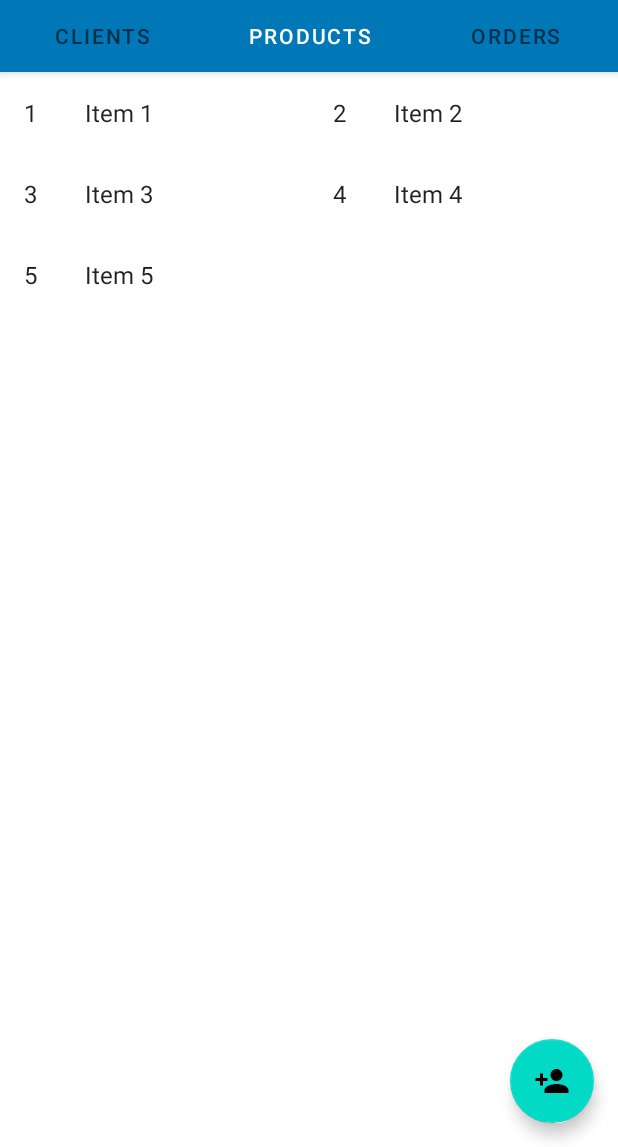
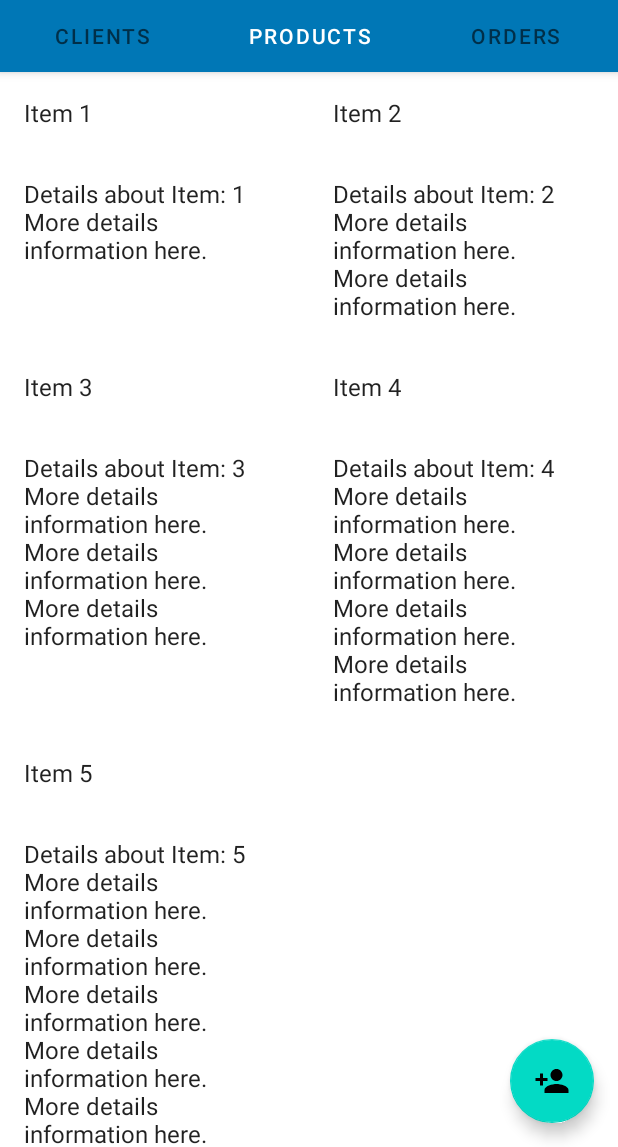
Before and after one commit to tomgreef/H2O-contacts-products-app, an Android app: the screen it shows after launch (MainActivity), tab 2 chosen, on a phone screen of 412 x 824 dp, the part 89-1236 px from its top. Run offline under Robolectric (Android 15) with nearby library versions, the phone set to English and light mode, and no system bars.

```diff
--- a/App/app/src/main/java/com/example/app/fragments/Clases/ProductContent.java
+++ b/App/app/src/main/java/com/example/app/fragments/Clases/ProductContent.java
@@ -16,12 +16,12 @@ public class ProductContent {
     /**
      * An array of sample (dummy) items.
      */
-    public static final List<DummyItem> ITEMS = new ArrayList<DummyItem>();
+    public static final List<ProductItem> ITEMS = new ArrayList<ProductItem>();
 
     /**
      * A map of sample (dummy) items, by ID.
      */
-    public static final Map<String, DummyItem> ITEM_MAP = new HashMap<String, DummyItem>();
+    public static final Map<String, ProductItem> ITEM_MAP = new HashMap<String, ProductItem>();
 
     private static final int COUNT = 5;
 
@@ -32,13 +32,13 @@ public class ProductContent {
         }
     }
 
-    public static void addItem(DummyItem item) {
+    public static void addItem(ProductItem item) {
         ITEMS.add(item);
         ITEM_MAP.put(item.id, item);
     }
 
-    private static DummyItem createDummyItem(int position) {
-        return new DummyItem(String.valueOf(position), "Item " + position, makeDetails(position));
+    private static ProductItem createDummyItem(int position) {
+        return new ProductItem(String.valueOf(position), "Item " + position, makeDetails(position));
     }
 
     private static String makeDetails(int position) {
@@ -53,20 +53,20 @@ public class ProductContent {
     /**
      * A dummy item representing a piece of content.
      */
-    public static class DummyItem {
+    public static class ProductItem {
         public final String id;
-        public final String content;
-        public final String details;
+        public final String nombre;
+        public final String precio;
 
-        public DummyItem(String id, String content, String details) {
+        public ProductItem(String id, String content, String details) {
             this.id = id;
-            this.content = content;
-            this.details = details;
+            this.nombre = content;
+            this.precio = details;
         }
 
         @Override
         public String toString() {
-            return content;
+            return nombre;
         }
     }
 }
--- a/App/app/src/main/java/com/example/app/fragments/MyClientsRecyclerViewAdapter.java
+++ b/App/app/src/main/java/com/example/app/fragments/MyClientsRecyclerViewAdapter.java
@@ -39,7 +39,7 @@ public class MyClientsRecyclerViewAdapter extends RecyclerView.Adapter<MyClients
     @Override
     public void onBindViewHolder(final ViewHolder holder, int position) {
         holder.mItem = mValues.get(position);
-        holder.mIdView.setText(mValues.get(position).id);
+        //holder.mIdView.setText(mValues.get(position).id);
         holder.mContentView.setText(mValues.get(position).name);
     }
 
@@ -59,8 +59,8 @@ public class MyClientsRecyclerViewAdapter extends RecyclerView.Adapter<MyClients
         public ViewHolder(View view, OnClientListenser onClientListener) {
             super(view);
             mView = view;
-            mIdView = (TextView) view.findViewById(R.id.item_number);
-            mContentView = (TextView) view.findViewById(R.id.content);
+            mIdView = (TextView) view.findViewById(R.id.producto_nombre);
+            mContentView = (TextView) view.findViewById(R.id.producto_precio);
 
             this.onClientListener = onClientListener;
             itemView.setOnClickListener(this);
--- a/App/app/src/main/java/com/example/app/fragments/MyOrdersRecyclerViewAdapter.java
+++ b/App/app/src/main/java/com/example/app/fragments/MyOrdersRecyclerViewAdapter.java
@@ -52,8 +52,8 @@ public class MyOrdersRecyclerViewAdapter extends RecyclerView.Adapter<MyOrdersRe
         public ViewHolder(View view) {
             super(view);
             mView = view;
-            mIdView = (TextView) view.findViewById(R.id.item_number);
-            mContentView = (TextView) view.findViewById(R.id.content);
+            mIdView = (TextView) view.findViewById(R.id.producto_nombre);
+            mContentView = (TextView) view.findViewById(R.id.producto_precio);
         }
 
         @Override
--- a/App/app/src/main/java/com/example/app/fragments/MyProductsRecyclerViewAdapter.java
+++ b/App/app/src/main/java/com/example/app/fragments/MyProductsRecyclerViewAdapter.java
@@ -8,19 +8,19 @@ import android.view.ViewGroup;
 import android.widget.TextView;
 
 import com.example.app.R;
-import com.example.app.fragments.Clases.ProductContent.DummyItem;
+import com.example.app.fragments.Clases.ProductContent.ProductItem;
 
 import java.util.List;
 
 /**
- * {@link RecyclerView.Adapter} that can display a {@link DummyItem}.
+ * {@link RecyclerView.Adapter} that can display a {@link ProductItem}.
  * TODO: Replace the implementation with code for your data type.
  */
 public class MyProductsRecyclerViewAdapter extends RecyclerView.Adapter<MyProductsRecyclerViewAdapter.ViewHolder> {
 
-    private final List<DummyItem> mValues;
+    private final List<ProductItem> mValues;
 
-    public MyProductsRecyclerViewAdapter(List<DummyItem> items) {
+    public MyProductsRecyclerViewAdapter(List<ProductItem> items) {
         mValues = items;
     }
 
@@ -34,8 +34,8 @@ public class MyProductsRecyclerViewAdapter extends RecyclerView.Adapter<MyProduc
     @Override
     public void onBindViewHolder(final ViewHolder holder, int position) {
         holder.mItem = mValues.get(position);
-        holder.mIdView.setText(mValues.get(position).id);
-        holder.mContentView.setText(mValues.get(position).content);
+        holder.mIdView.setText(mValues.get(position).nombre);
+        holder.mContentView.setText(mValues.get(position).precio);
     }
 
     @Override
@@ -47,13 +47,13 @@ public class MyProductsRecyclerViewAdapter extends RecyclerView.Adapter<MyProduc
         public final View mView;
         public final TextView mIdView;
         public final TextView mContentView;
-        public DummyItem mItem;
+        public ProductItem mItem;
 
         public ViewHolder(View view) {
             super(view);
             mView = view;
-            mIdView = (TextView) view.findViewById(R.id.item_number);
-            mContentView = (TextView) view.findViewById(R.id.content);
+            mIdView = (TextView) view.findViewById(R.id.producto_nombre);
+            mContentView = (TextView) view.findViewById(R.id.producto_precio);
         }
 
         @Override
--- a/App/app/src/main/java/com/example/app/fragments/ProductsFragment.java
+++ b/App/app/src/main/java/com/example/app/fragments/ProductsFragment.java
@@ -66,11 +66,11 @@ public class ProductsFragment extends Fragment {
             db = new AdminDB_Manager(getActivity());
             db.open();
             c = db.listarProductos();
-            ProductContent.DummyItem tuple;
+            ProductContent.ProductItem tuple;
 
             int i = 1;
             while(c.moveToNext() && i <= 20){
-                tuple = new ProductContent.DummyItem(c.getString(0), c.getString(1), c.getString(2));
+                tuple = new ProductContent.ProductItem(c.getString(0), c.getString(1), c.getString(2));
                 ProductContent.addItem(tuple);
                 i++;
             }
--- a/App/app/src/main/res/layout/activity_update_client.xml
+++ b/App/app/src/main/res/layout/activity_update_client.xml
@@ -48,7 +48,7 @@
         android:layout_marginEnd="24dp"
         android:layout_marginRight="24dp"
         android:ems="10"
-        android:inputType="textPersonName"
+        android:inputType="phone"
         app:layout_constraintEnd_toEndOf="parent"
         app:layout_constraintTop_toBottomOf="@+id/ClientName" />
 
--- a/App/app/src/main/res/layout/fragment_orders.xml
+++ b/App/app/src/main/res/layout/fragment_orders.xml
@@ -5,14 +5,14 @@
     android:orientation="horizontal">
 
     <TextView
-        android:id="@+id/item_number"
+        android:id="@+id/producto_nombre"
         android:layout_width="wrap_content"
         android:layout_height="wrap_content"
         android:layout_margin="@dimen/text_margin"
         android:textAppearance="?attr/textAppearanceListItem" />
 
     <TextView
-        android:id="@+id/content"
+        android:id="@+id/producto_precio"
         android:layout_width="wrap_content"
         android:layout_height="wrap_content"
         android:layout_margin="@dimen/text_margin"
--- a/App/app/src/main/res/layout/fragment_product_list.xml
+++ b/App/app/src/main/res/layout/fragment_product_list.xml
@@ -9,5 +9,6 @@
     android:layout_marginLeft="16dp"
     android:layout_marginRight="16dp"
     app:layoutManager="LinearLayoutManager"
+    app:flow_verticalAlign="center"
     tools:context=".fragments.ProductsFragment"
     tools:listitem="@layout/fragment_products" />
--- a/App/app/src/main/res/layout/fragment_products.xml
+++ b/App/app/src/main/res/layout/fragment_products.xml
@@ -2,17 +2,17 @@
 <LinearLayout xmlns:android="http://schemas.android.com/apk/res/android"
     android:layout_width="wrap_content"
     android:layout_height="wrap_content"
-    android:orientation="horizontal">
+    android:orientation="vertical">
 
     <TextView
-        android:id="@+id/item_number"
+        android:id="@+id/producto_nombre"
         android:layout_width="wrap_content"
         android:layout_height="wrap_content"
         android:layout_margin="@dimen/text_margin"
         android:textAppearance="?attr/textAppearanceListItem" />
 
     <TextView
-        android:id="@+id/content"
+        android:id="@+id/producto_precio"
         android:layout_width="wrap_content"
         android:layout_height="wrap_content"
         android:layout_margin="@dimen/text_margin"
--- a/App/app/src/main/res/values/strings.xml
+++ b/App/app/src/main/res/values/strings.xml
@@ -18,9 +18,12 @@
     <string name="error">Error</string>
     <string name="client_added">Client Added</string>
     <string name="client_deleted">Client Removed</string>
+    <string name="no_changes">Error: No changes detected</string>
+    <string name="no_name">Error: Name is empty</string>
+    <string name="no_phone">Error: Phone is empty</string>
     <string-array name="language_option">
         <item>English</item>
         <item>Spanish</item>
     </string-array>
-    <string name="language_select">"Lenguaje seleccionado: "</string>
+    <string name="language_select">"Language selected: "</string>
 </resources>
```
Also changed, not shown: App/app/src/main/java/com/example/app/AddClient.java (+18 -7 lines), App/app/src/main/java/com/example/app/MainActivity.java (+5 -3 lines), App/app/src/main/java/com/example/app/UpdateClient.java (+15 -7 lines), App/app/src/main/res/layout/fragment_clients.xml (+1 -8 lines), 1 other file.
